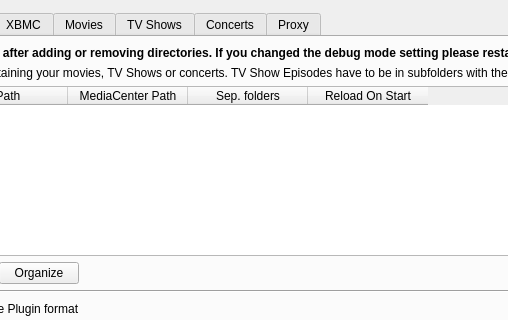
Before: the Qt Designer form settings/SettingsWidget.ui in Komet/MediaElch, drawn with Qt 5; both pictures show x 195 to 703 and y 0 to 320 of the 973 by 805 pixel window.
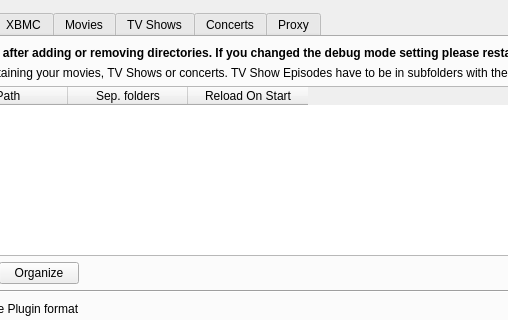
After: the same form once the commit is applied. Icons and pictures are not drawn. Custom widgets are drawn as their Qt base class.

Commit message: Removed media center path

Diff of the .ui file:
```diff
--- a/settings/SettingsWidget.ui
+++ b/settings/SettingsWidget.ui
@@ -141,11 +141,6 @@
            <string>Path</string>
           </property>
          </column>
-         <column>
-          <property name="text">
-           <string>MediaCenter Path</string>
-          </property>
-         </column>
          <column>
           <property name="text">
            <string>Sep. folders</string>
```
The commit also changes 7 other files.
